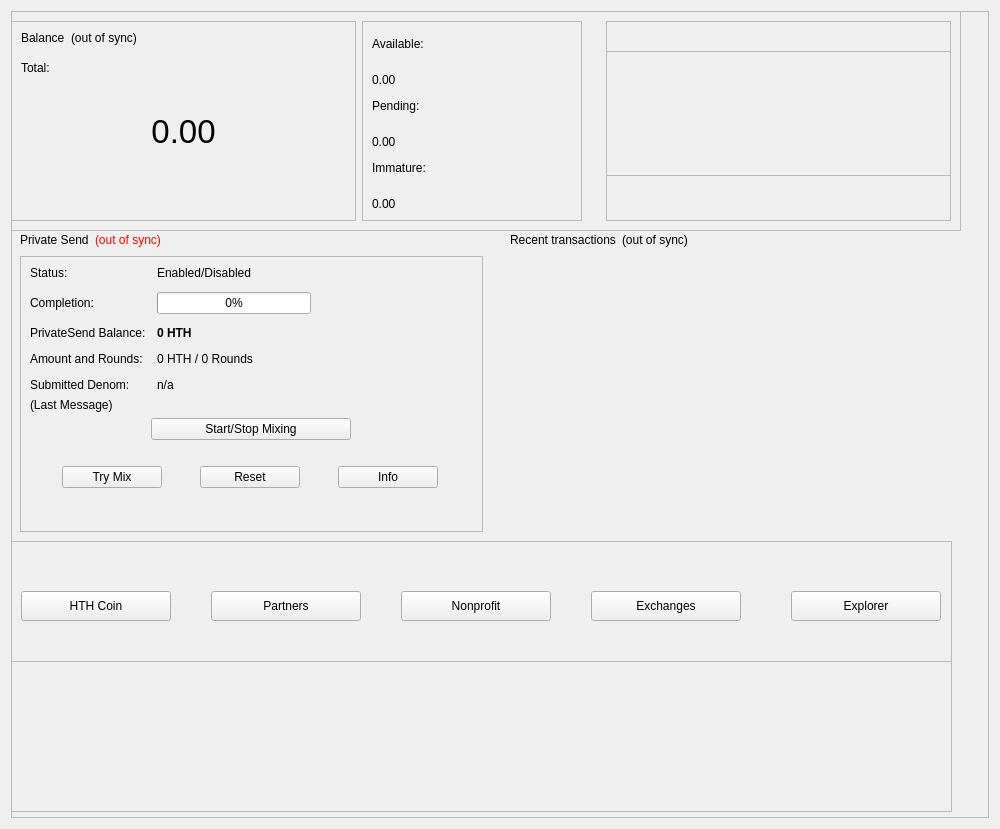
Old version of the form src/qt/forms/overviewpage.ui in the repository devilking6105/HTH-Legacy.
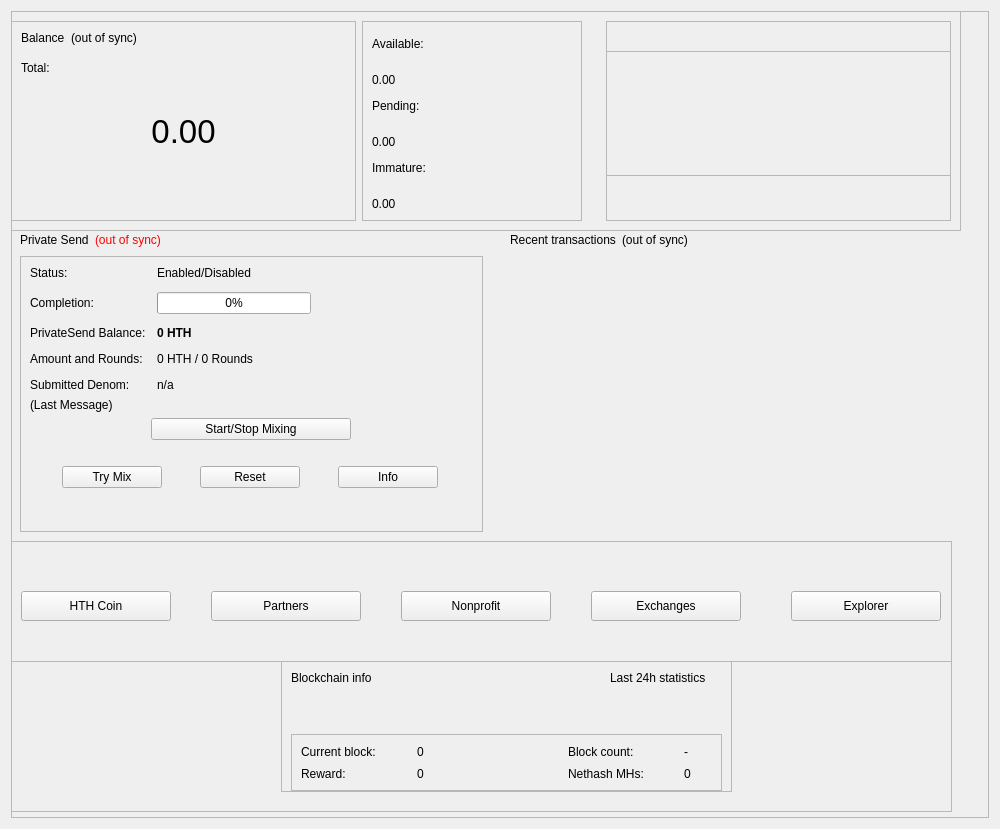
New version of the form.

Patch:
```diff
--- a/src/qt/forms/overviewpage.ui
+++ b/src/qt/forms/overviewpage.ui
@@ -1138,6 +1138,226 @@
       <property name="frameShadow">
        <enum>QFrame::Raised</enum>
       </property>
+      <widget class="QFrame" name="frameBlockchainInfo_2">
+       <property name="geometry">
+        <rect>
+         <x>270</x>
+         <y>0</y>
+         <width>451</width>
+         <height>131</height>
+        </rect>
+       </property>
+       <property name="frameShape">
+        <enum>QFrame::StyledPanel</enum>
+       </property>
+       <property name="frameShadow">
+        <enum>QFrame::Raised</enum>
+       </property>
+       <layout class="QVBoxLayout" name="verticalLayout_19">
+        <property name="bottomMargin">
+         <number>0</number>
+        </property>
+        <item>
+         <layout class="QHBoxLayout" name="horizontalLayout_14">
+          <item>
+           <widget class="QLabel" name="label_blockchaininfo_2">
+            <property name="text">
+             <string>Blockchain info</string>
+            </property>
+            <property name="alignment">
+             <set>Qt::AlignLeading</set>
+            </property>
+           </widget>
+          </item>
+          <item>
+           <spacer name="horizontalSpacer_9">
+            <property name="orientation">
+             <enum>Qt::Horizontal</enum>
+            </property>
+            <property name="sizeType">
+             <enum>QSizePolicy::Expanding</enum>
+            </property>
+            <property name="sizeHint" stdset="0">
+             <size>
+              <width>40</width>
+              <height>16</height>
+             </size>
+            </property>
+           </spacer>
+          </item>
+          <item>
+           <widget class="QLabel" name="label_24hblockchaininfo_2">
+            <property name="text">
+             <string>Last 24h statistics     </string>
+            </property>
+            <property name="alignment">
+             <set>Qt::AlignRight</set>
+            </property>
+           </widget>
+          </item>
+         </layout>
+        </item>
+        <item>
+         <widget class="QFrame" name="frameBlockchainInfoData_2">
+          <property name="frameShape">
+           <enum>QFrame::StyledPanel</enum>
+          </property>
+          <property name="frameShadow">
+           <enum>QFrame::Raised</enum>
+          </property>
+          <layout class="QGridLayout" name="gridLayout_5">
+           <item row="1" column="1">
+            <widget class="QLabel" name="label_CurrentBlockReward_value_3">
+             <property name="text">
+              <string>0</string>
+             </property>
+             <property name="alignment">
+              <set>Qt::AlignVCenter</set>
+             </property>
+            </widget>
+           </item>
+           <item row="0" column="1">
+            <widget class="QLabel" name="label_CurrentBlock_value_3">
+             <property name="minimumSize">
+              <size>
+               <width>110</width>
+               <height>0</height>
+              </size>
+             </property>
+             <property name="maximumSize">
+              <size>
+               <width>130</width>
+               <height>16777215</height>
+              </size>
+             </property>
+             <property name="text">
+              <string>0</string>
+             </property>
+             <property name="alignment">
+              <set>Qt::AlignVCenter</set>
+             </property>
+            </widget>
+           </item>
+           <item row="0" column="4">
+            <widget class="QLabel" name="label_24hBlock_value_3">
+             <property name="minimumSize">
+              <size>
+               <width>0</width>
+               <height>0</height>
+              </size>
+             </property>
+             <property name="maximumSize">
+              <size>
+               <width>100</width>
+               <height>16777215</height>
+              </size>
+             </property>
+             <property name="text">
+              <string>-</string>
+             </property>
+             <property name="alignment">
+              <set>Qt::AlignVCenter</set>
+             </property>
+            </widget>
+           </item>
+           <item row="0" column="0">
+            <widget class="QLabel" name="label_CurrentBlock_3">
+             <property name="minimumSize">
+              <size>
+               <width>110</width>
+               <height>0</height>
+              </size>
+             </property>
+             <property name="maximumSize">
+              <size>
+               <width>130</width>
+               <height>16777215</height>
+              </size>
+             </property>
+             <property name="text">
+              <string>Current block:</string>
+             </property>
+             <property name="alignment">
+              <set>Qt::AlignVCenter</set>
+             </property>
+            </widget>
+           </item>
+           <item row="0" column="2">
+            <widget class="QLabel" name="label_spacer_3">
+             <property name="minimumSize">
+              <size>
+               <width>0</width>
+               <height>0</height>
+              </size>
+             </property>
+             <property name="maximumSize">
+              <size>
+               <width>16777215</width>
+               <height>16777215</height>
+              </size>
+             </property>
+             <property name="text">
+              <string/>
+             </property>
+            </widget>
+           </item>
+           <item row="0" column="3">
+            <widget class="QLabel" name="label_24hBlock_3">
+             <property name="minimumSize">
+              <size>
+               <width>110</width>
+               <height>0</height>
+              </size>
+             </property>
+             <property name="maximumSize">
+              <size>
+               <width>130</width>
+               <height>16777215</height>
+              </size>
+             </property>
+             <property name="text">
+              <string>Block count:</string>
+             </property>
+             <property name="alignment">
+              <set>Qt::AlignVCenter</set>
+             </property>
+            </widget>
+           </item>
+           <item row="1" column="0">
+            <widget class="QLabel" name="label_CurrentBlockReward_3">
+             <property name="text">
+              <string>Reward:</string>
+             </property>
+             <property name="alignment">
+              <set>Qt::AlignVCenter</set>
+             </property>
+            </widget>
+           </item>
+           <item row="1" column="3">
+            <widget class="QLabel" name="label_Nethash_3">
+             <property name="text">
+              <string>Nethash MHs:</string>
+             </property>
+             <property name="alignment">
+              <set>Qt::AlignVCenter</set>
+             </property>
+            </widget>
+           </item>
+           <item row="1" column="4">
+            <widget class="QLabel" name="label_Nethash_value_3">
+             <property name="text">
+              <string>0</string>
+             </property>
+             <property name="alignment">
+              <set>Qt::AlignVCenter</set>
+             </property>
+            </widget>
+           </item>
+          </layout>
+         </widget>
+        </item>
+       </layout>
+      </widget>
      </widget>
     </widget>
    </item>
```
